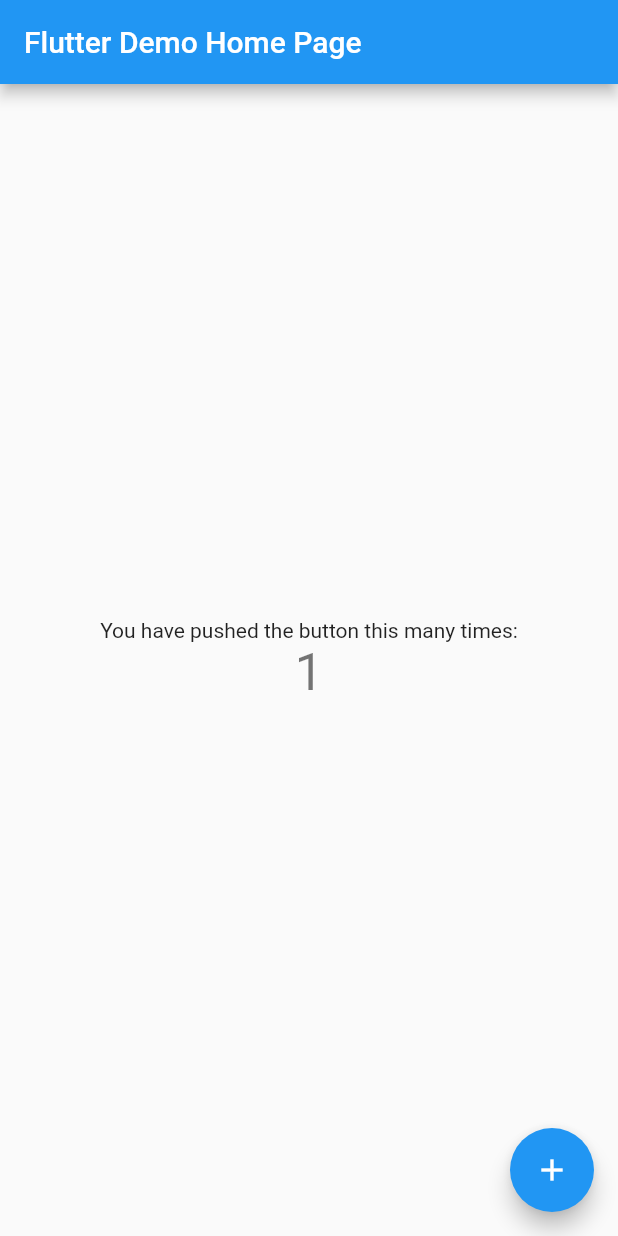
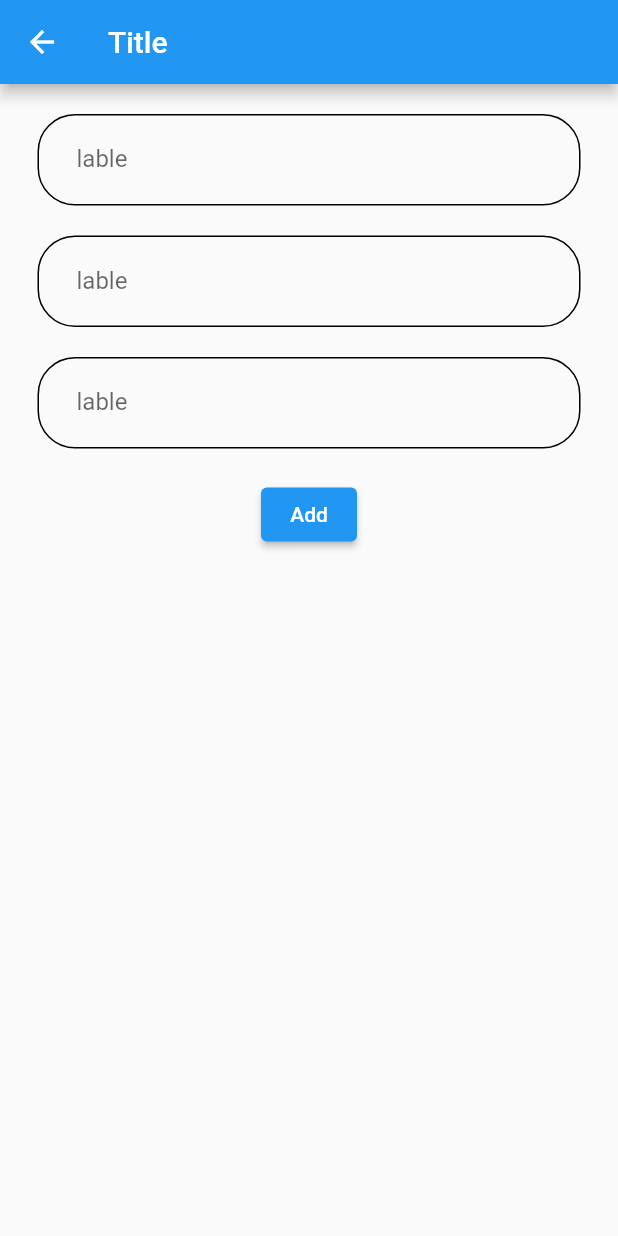
Before and after one commit to b3hzadsh/flutter_mvvm_getx, a Flutter app: the screen it shows after launch, after a tap on the "add" icon, on a phone screen of 412 x 824 dp. Run offline on Flutter 3.47's test engine with Material 2 defaults, Android fonts, the phone set to English and light mode, and no system bars; our stand-ins replace get.

Commit message:
mvvm implemented

```diff
--- /dev/null
+++ b/design_test/lib/Model/HomeCardModel.dart
@@ -0,0 +1,6 @@
+// ignore_for_file: file_names
+class HomeCardModel {
+  List<String> textValues = ["", "", ""];
+
+  HomeCardModel(this.textValues);
+}
--- /dev/null
+++ b/design_test/lib/ViewModel/HomeViewModel.dart
@@ -0,0 +1,38 @@
+// ignore_for_file: prefer_final_fields
+// ignore_for_file: prefer_const_constructors, file_names
+import 'package:design_test/Model/HomeCardModel.dart';
+import 'package:flutter/material.dart';
+import 'package:get/get.dart';
+
+class HomeViewModel extends GetxController {
+  var _cardList = <HomeCardModel>[].obs;
+  List<HomeCardModel> get cards => _cardList;
+  void setValue(int index, List<String> cardData) {
+    _cardList[index] = HomeCardModel(cardData);
+  }
+
+  HomeViewModel() {
+    _init();
+  }
+  void _init() {
+    addCard(
+      HomeCardModel(["one", "two", "three"]),
+    );
+  }
+
+  void addCard(HomeCardModel card) {
+    _cardList.add(card);
+  }
+
+  void addCardFromController(List<TextEditingController> cntList) {
+    List<String> cardString = cntList.map((e) => e.text).toList();
+    final HomeCardModel card = HomeCardModel(cardString);
+    _cardList.add(card);
+  }
+
+  void setCardFromController(int index, List<TextEditingController> cntList) {
+    List<String> cardString = cntList.map((e) => e.text).toList();
+    // final CardData card = CardData(cardString);
+    setValue(index, cardString);
+  }
+}
--- a/design_test/lib/main.dart
+++ b/design_test/lib/main.dart
@@ -1,115 +1,26 @@
+// ignore_for_file: prefer_const_constructors
+
+import 'package:design_test/views/HomeScreen.dart';
 import 'package:flutter/material.dart';
+import 'package:get/get.dart';
+import 'package:get/get_navigation/get_navigation.dart';
+
+import 'ViewModel/HomeViewModel.dart';
+// import 'views/SetScreen.dart';
 
 void main() {
-  runApp(const MyApp());
+  runApp(Appi());
 }
 
-class MyApp extends StatelessWidget {
-  const MyApp({Key? key}) : super(key: key);
+class Appi extends StatelessWidget {
+  const Appi({Key? key}) : super(key: key);
 
-  // This widget is the root of your application.
   @override
   Widget build(BuildContext context) {
-    return MaterialApp(
-      title: 'Flutter Demo',
-      theme: ThemeData(
-        // This is the theme of your application.
-        //
-        // Try running your application with "flutter run". You'll see the
-        // application has a blue toolbar. Then, without quitting the app, try
-        // changing the primarySwatch below to Colors.green and then invoke
-        // "hot reload" (press "r" in the console where you ran "flutter run",
-        // or simply save your changes to "hot reload" in a Flutter IDE).
-        // Notice that the counter didn't reset back to zero; the application
-        // is not restarted.
-        primarySwatch: Colors.blue,
-      ),
-      home: const MyHomePage(title: 'Flutter Demo Home Page'),
+    final HomeViewModel hVMController = Get.put(HomeViewModel());
+    return GetMaterialApp(
+      home: HomeScreen(),
+      //SetScreen(),
     );
   }
 }
-
-class MyHomePage extends StatefulWidget {
-  const MyHomePage({Key? key, required this.title}) : super(key: key);
-
-  // This widget is the home page of your application. It is stateful, meaning
-  // that it has a State object (defined below) that contains fields that affect
-  // how it looks.
-
-  // This class is the configuration for the state. It holds the values (in this
-  // case the title) provided by the parent (in this case the App widget) and
-  // used by the build method of the State. Fields in a Widget subclass are
-  // always marked "final".
-
-  final String title;
-
-  @override
-  State<MyHomePage> createState() => _MyHomePageState();
-}
-
-class _MyHomePageState extends State<MyHomePage> {
-  int _counter = 0;
-
-  void _incrementCounter() {
-    setState(() {
-      // This call to setState tells the Flutter framework that something has
-      // changed in this State, which causes it to rerun the build method below
-      // so that the display can reflect the updated values. If we changed
-      // _counter without calling setState(), then the build method would not be
-      // called again, and so nothing would appear to happen.
-      _counter++;
-    });
-  }
-
-  @override
-  Widget build(BuildContext context) {
-    // This method is rerun every time setState is called, for instance as done
-    // by the _incrementCounter method above.
-    //
-    // The Flutter framework has been optimized to make rerunning build methods
-    // fast, so that you can just rebuild anything that needs updating rather
-    // than having to individually change instances of widgets.
-    return Scaffold(
-      appBar: AppBar(
-        // Here we take the value from the MyHomePage object that was created by
-        // the App.build method, and use it to set our appbar title.
-        title: Text(widget.title),
-      ),
-      body: Center(
-        // Center is a layout widget. It takes a single child and positions it
-        // in the middle of the parent.
-        child: Column(
-          // Column is also a layout widget. It takes a list of children and
-          // arranges them vertically. By default, it sizes itself to fit its
-          // children horizontally, and tries to be as tall as its parent.
-          //
-          // Invoke "debug painting" (press "p" in the console, choose the
-          // "Toggle Debug Paint" action from the Flutter Inspector in Android
-          // Studio, or the "Toggle Debug Paint" command in Visual Studio Code)
-          // to see the wireframe for each widget.
-          //
-          // Column has various properties to control how it sizes itself and
-          // how it positions its children. Here we use mainAxisAlignment to
-          // center the children vertically; the main axis here is the vertical
-          // axis because Columns are vertical (the cross axis would be
-          // horizontal).
-          mainAxisAlignment: MainAxisAlignment.center,
-          children: <Widget>[
-            const Text(
-              'You have pushed the button this many times:',
-            ),
-            Text(
-              '$_counter',
-              style: Theme.of(context).textTheme.headline4,
-            ),
-          ],
-        ),
-      ),
-      floatingActionButton: FloatingActionButton(
-        onPressed: _incrementCounter,
-        tooltip: 'Increment',
-        child: const Icon(Icons.add),
-      ), // This trailing comma makes auto-formatting nicer for build methods.
-    );
-  }
-}
--- /dev/null
+++ b/design_test/lib/views/AddScreen.dart
@@ -0,0 +1,47 @@
+// ignore_for_file: prefer_const_constructors, prefer_const_literals_to_create_immutables, avoid_unnecessary_containers
+// ignore_for_file: prefer_const_constructors, file_names
+import 'package:design_test/ViewModel/HomeViewModel.dart';
+import 'package:design_test/widget/TextInput.dart';
+import 'package:flutter/material.dart';
+import 'package:get/get.dart';
+
+class AddScreen extends StatelessWidget {
+  AddScreen({Key? key}) : super(key: key);
+  final List<TextEditingController> cntList = [
+    TextEditingController(),
+    TextEditingController(),
+    TextEditingController(),
+  ];
+  final HomeViewModel hVMController = Get.find();
+
+  @override
+  Widget build(BuildContext context) {
+    return Scaffold(
+      // resizeToAvoidBottomInset: false,
+      appBar: AppBar(
+        title: Text('Title'),
+      ),
+      body: SafeArea(
+          child: SingleChildScrollView(
+        child: Column(
+          mainAxisAlignment: MainAxisAlignment.spaceEvenly,
+          children: <Widget>[
+            SizedBox(height: 20),
+            Textlnput(cntList[0]),
+            SizedBox(height: 20),
+            Textlnput(cntList[1]),
+            SizedBox(height: 20),
+            Textlnput(cntList[2]),
+            SizedBox(height: 20),
+            ElevatedButton(
+                onPressed: () {
+                  hVMController.addCardFromController(cntList);
+                  Get.back();
+                },
+                child: Text("Add")),
+          ],
+        ),
+      )),
+    );
+  }
+}
--- /dev/null
+++ b/design_test/lib/views/HomeScreen.dart
@@ -0,0 +1,46 @@
+// ignore_for_file: prefer_const_constructors, file_names
+// ignore_for_file: prefer_const_constructors, file_names
+import 'package:design_test/ViewModel/HomeViewModel.dart';
+import 'package:design_test/views/AddScreen.dart';
+import 'package:design_test/widget/Cardi.dart';
+import 'package:flutter/material.dart';
+import 'package:get/get.dart';
+
+class HomeScreen extends StatelessWidget {
+  final HomeViewModel hVMController = Get.find();
+  HomeScreen({Key? key}) : super(key: key);
+
+  @override
+  Widget build(BuildContext context) {
+    return Scaffold(
+      floatingActionButton: FloatingActionButton(
+        child: Icon(Icons.add),
+        onPressed: () {
+          // Get.to(AddScreen());
+          Get.to(() => AddScreen());
+        },
+      ),
+      appBar: AppBar(
+        title: Text('title'),
+      ),
+      body: SafeArea(
+        child: Center(
+          child: Obx(
+            () => ListView.builder(
+              itemBuilder: (ctx, index) {
+                var cardz = hVMController.cards[index].textValues;
+                return CardiWidget(
+                  index: index,
+                  txtOne: cardz[0],
+                  txtTwo: cardz[1],
+                  txtThree: cardz[2],
+                );
+              },
+              itemCount: hVMController.cards.length,
+            ),
+          ),
+        ),
+      ),
+    );
+  }
+}
--- /dev/null
+++ b/design_test/lib/widget/Cardi.dart
@@ -0,0 +1,48 @@
+import 'package:design_test/views/SetScreen.dart';
+import 'package:flutter/material.dart';
+import 'package:get/get.dart';
+
+class CardiWidget extends StatelessWidget {
+  const CardiWidget({
+    Key? key,
+    required this.txtOne,
+    required this.txtTwo,
+    required this.txtThree,
+    required this.index,
+  }) : super(key: key);
+  final String txtOne, txtTwo, txtThree;
+  final int index;
+
+  @override
+  Widget build(BuildContext context) {
+    TextStyle? h3 = Theme.of(context).textTheme.headline3;
+    Size mqs = MediaQuery.of(context).size;
+    double lessPar = mqs.width < mqs.height ? mqs.height : mqs.width;
+    return GestureDetector(
+      onTap: () {
+        Get.to(() => SetScreen(index));
+      },
+      child: Padding(
+        padding: const EdgeInsets.only(bottom: 30) +
+            const EdgeInsets.symmetric(horizontal: 20),
+        child: Card(
+          color: Colors.green,
+          child: SizedBox(
+            //TODO make caardi less width
+            height: lessPar * 4 / 10,
+            // width: lessPar * 4 / 10,
+            child: Column(
+              mainAxisAlignment: MainAxisAlignment.spaceEvenly,
+              // mainAxisSize: MainAxisSize.min,
+              children: <Widget>[
+                Text(txtOne, style: h3),
+                Text(txtTwo, style: h3),
+                Text(txtThree, style: h3),
+              ],
+            ),
+          ),
+        ),
+      ),
+    );
+  }
+}
--- /dev/null
+++ b/design_test/lib/widget/TextInput.dart
@@ -0,0 +1,73 @@
+// ignore_for_file: prefer_const_constructors, file_names
+import 'package:flutter/material.dart';
+
+class Textlnput extends StatefulWidget {
+  const Textlnput(
+    this.cnt, {
+    Key? key,
+  }) : super(key: key);
+  //Todo take controller in cons
+  final TextEditingController cnt;
+
+  @override
+  State<Textlnput> createState() => _TextlnputState();
+}
+
+class _TextlnputState extends State<Textlnput> {
+  @override
+  void dispose() {
+    // Clean up the controller when the widget is removed from the widget tree.
+    // This also removes the _printLatestValue listener.
+    widget.cnt.dispose();
+    super.dispose();
+  }
+
+  @override
+  Widget build(BuildContext context) {
+    return Padding(
+      padding: const EdgeInsets.symmetric(horizontal: 25),
+      child: Container(
+        padding: const EdgeInsets.symmetric(horizontal: 25),
+        decoration: BoxDecoration(
+          borderRadius: BorderRadius.circular(25),
+          border: Border.all(),
+        ),
+        child: TextField(
+          controller: widget.cnt,
+          decoration: const InputDecoration(
+            border: InputBorder.none,
+            label: Text("lable"),
+            // hintText: "hint ",
+          ),
+        ),
+      ),
+    );
+  }
+}
+
+// class TextInput extends StatelessWidget {
+//   TextInput( this.cnt,{ Key? key }) : super(key: key);
+//   TextEditingController cnt;
+
+//   @override
+//   Widget build(BuildContext context) {
+//     return Padding(
+//       padding: const EdgeInsets.symmetric(horizontal: 25),
+//       child: Container(
+//         padding: const EdgeInsets.symmetric(horizontal: 25),
+//         decoration: BoxDecoration(
+//           borderRadius: BorderRadius.circular(25),
+//           border: Border.all(),
+//         ),
+//         child:  TextField(
+//           controller: cnt,
+//           decoration: const InputDecoration(
+//             border: InputBorder.none,
+//             label: Text("lable"),
+//             hintText: "hint ",
+//           ),
+//         ),
+//       ),
+//     );
+//   }
+// }
--- a/design_test/pubspec.yaml
+++ b/design_test/pubspec.yaml
@@ -34,6 +34,8 @@
   # The following adds the Cupertino Icons font to your application.
   # Use with the CupertinoIcons class for iOS style icons.
   cupertino_icons: ^1.0.2
+  get: ^4.3.8
+  # provider: any
 
 dev_dependencies:
   flutter_test:
```
Also changed, not shown: design_test/lib/views/SetScreen.dart (added, +50 -0 lines), design_test/pubspec.lock, 1 other file.
